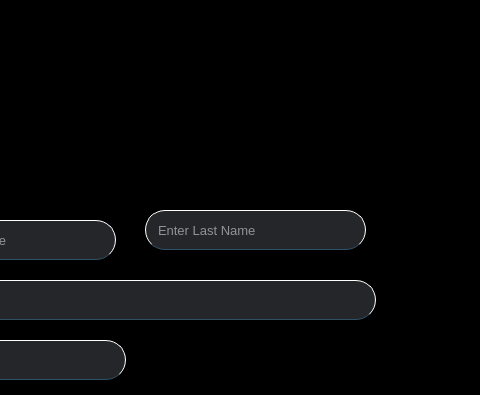
First picture: the form in frontend/register.ui, repository rushii1192/covid-mgmt, before the edit; both pictures show x 185 to 665 and y 0 to 395 of the 665 by 732 pixel window.
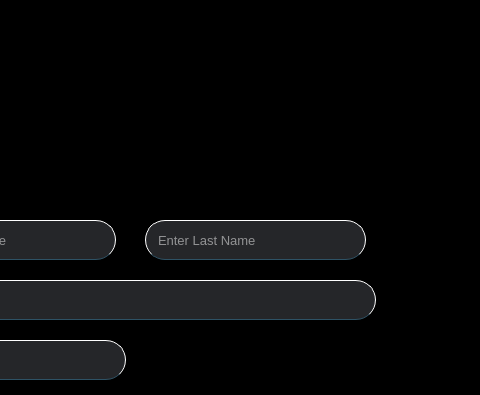
Second picture: the form after the edit. Icons and pictures are not drawn.

What changed in the file:
```diff
--- a/frontend/register.ui
+++ b/frontend/register.ui
@@ -49,7 +49,7 @@
     <property name="geometry">
      <rect>
       <x>330</x>
-      <y>210</y>
+      <y>220</y>
       <width>221</width>
       <height>40</height>
      </rect>
```
